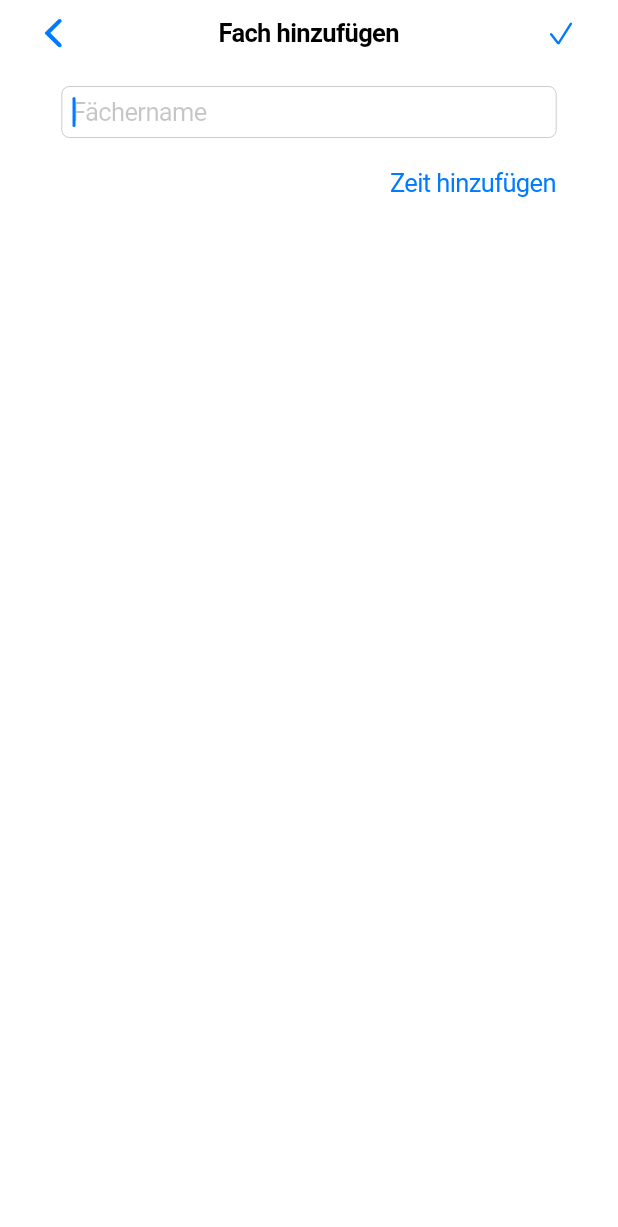
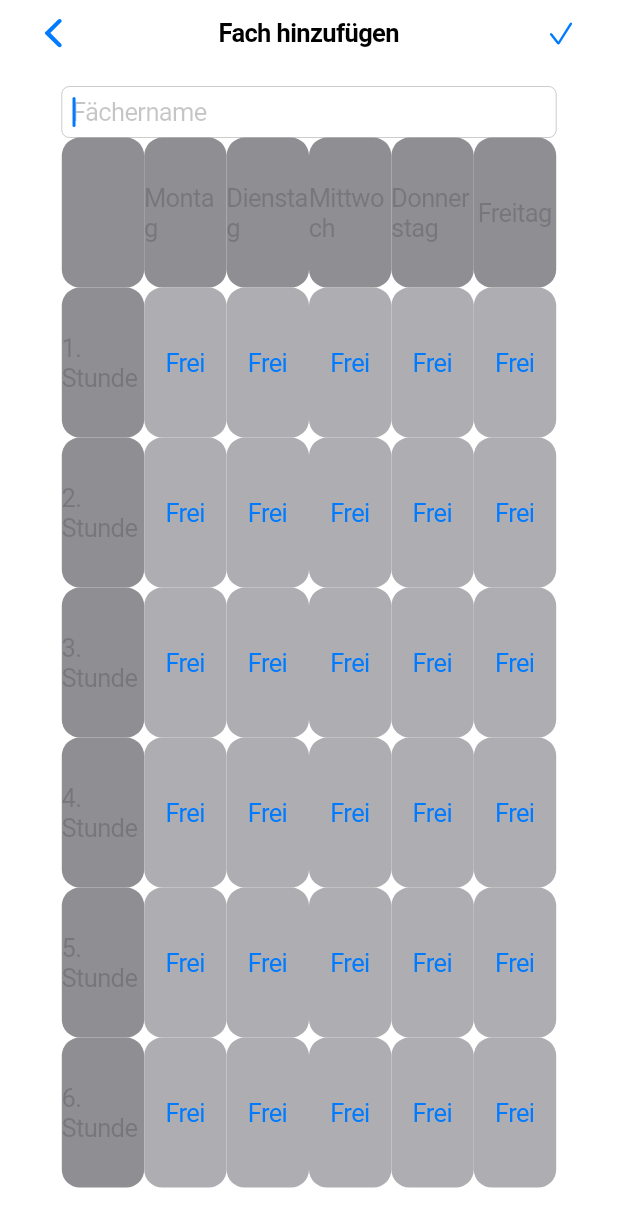
Before and after one commit to sartamo/ludus, a Flutter app: the FachHinzufuegen screen opened directly, on a phone screen of 412 x 824 dp. Shown: the top 1227 px of the screen. Run offline on Flutter 3.47's test engine with Material 3 defaults, Android fonts, the phone set to English and light mode, and no system bars; our stand-ins replace shared_preferences; accounts and stored records are empty.

Commit message:
Mini-Studnenplan bei fach änderen/hinzufügen hinzugefügt (Bei hinzufügen funktioniert er aus irgendeinem Grund nicht. Idk, guck ich mir später an)

```diff
--- a/lib/FaecherEinstellungen/bearbeiten.dart
+++ b/lib/FaecherEinstellungen/bearbeiten.dart
@@ -1,9 +1,10 @@
 // Seite, um ein Fach hinzuzufügen
 
 import 'package:flutter/cupertino.dart';
-import 'package:suppaapp/FaecherEinstellungen/auswahlfunktionen.dart';
+//import 'package:suppaapp/FaecherEinstellungen/auswahlfunktionen.dart';
 import 'package:suppaapp/Faecher/faecher.dart';
-import 'package:suppaapp/globals.dart';
+//import 'package:suppaapp/globals.dart';
+import 'package:suppaapp/Stundenplan/stundenplan_Aenderung.dart';
 import 'dart:collection';
 
 class FachBearbeiten extends StatefulWidget {
@@ -60,7 +61,8 @@ class _FachBearbeitenState extends State<FachBearbeiten> {
         child: SafeArea(
           // Erstellt eine "Knauschzone" um die Ränder des Bildschirms
           minimum: EdgeInsets.symmetric(
-              horizontal: MediaQuery.of(context).size.width * 0.1,
+              horizontal: MediaQuery.of(context).size.width *
+                  0.1, //Bei Änderung von horizontal auch in stundenplan_Aenderung.dart bei der Definition von breite ändern (die 0.1 aus:(1-0.1*2)) (Momentan Zeile 31, kann sich aber ändern)
               vertical: MediaQuery.of(context).size.height * 0.07),
           child: Column(
             crossAxisAlignment: CrossAxisAlignment.end,
@@ -72,7 +74,12 @@ class _FachBearbeitenState extends State<FachBearbeiten> {
                     _textController, // Fächername steht am Anfang im Textfeld
                 onChanged: (value) => setState(() => _selectedName = value),
               ),
-              CupertinoButton(
+              StundenplanBearbeiten(
+                zeiten: _zeiten,
+                name: _selectedName,
+              ),
+
+              /*CupertinoButton(
                   padding: const EdgeInsets.only(top: 20, bottom: 10),
                   child: const Text('Zeit hinzufügen'),
                   onPressed: () {
@@ -107,7 +114,7 @@ class _FachBearbeitenState extends State<FachBearbeiten> {
                     ],
                   );
                 },
-              ),
+              ),*/
             ],
           ),
         ),
--- a/lib/FaecherEinstellungen/hinzufuegen.dart
+++ b/lib/FaecherEinstellungen/hinzufuegen.dart
@@ -1,8 +1,9 @@
 // Seite, um ein Fach hinzuzufügen
 
 import 'package:flutter/cupertino.dart';
-import 'package:suppaapp/FaecherEinstellungen/auswahlfunktionen.dart';
-import 'package:suppaapp/globals.dart';
+//import 'package:suppaapp/FaecherEinstellungen/auswahlfunktionen.dart';
+//import 'package:suppaapp/globals.dart';
+import 'package:suppaapp/Stundenplan/stundenplan_Aenderung.dart';
 import 'dart:collection';
 
 class FachHinzufuegen extends StatefulWidget {
@@ -39,8 +40,9 @@ class _FachHinzufuegenState extends State<FachHinzufuegen> {
         child: SafeArea(
           // Erstellt eine "Knauschzone" um die Ränder des Bildschirms
           minimum: EdgeInsets.symmetric(
-            horizontal: MediaQuery.of(context).size.width * 0.1,
-            vertical: MediaQuery.of(context).size.height * 0.07),
+              horizontal: MediaQuery.of(context).size.width *
+                  0.1, //Bei Änderung von horizontal auch in stundenplan_Aenderung.dart bei der Definition von breite ändern (die 0.1 aus:(1-0.1*2)) (Momentan Zeile 31, kann sich aber ändern)
+              vertical: MediaQuery.of(context).size.height * 0.07),
           child: Column(
             crossAxisAlignment: CrossAxisAlignment.end,
             // mainAxisAlignment: MainAxisAlignment.center,
@@ -50,7 +52,12 @@ class _FachHinzufuegenState extends State<FachHinzufuegen> {
                 placeholder: 'Fächername',
                 onChanged: (value) => setState(() => _selectedName = value),
               ),
-              CupertinoButton(
+              StundenplanBearbeiten(
+                zeiten: _zeiten,
+                name: _selectedName,
+              ),
+
+              /*CupertinoButton(
                   padding: const EdgeInsets.only(top: 20, bottom: 10),
                   child: const Text('Zeit hinzufügen'),
                   onPressed: () {
@@ -85,7 +92,7 @@ class _FachHinzufuegenState extends State<FachHinzufuegen> {
                     ],
                   );
                 },
-              ),
+              ),*/
             ],
           ),
         ),
--- /dev/null
+++ b/lib/Stundenplan/stundenplan_aenderung.dart
@@ -0,0 +1,173 @@
+import 'dart:collection';
+import 'package:flutter/cupertino.dart';
+//import 'package:flutter/services.dart';
+import 'package:suppaapp/Faecher/management.dart';
+//import 'package:suppaapp/FaecherEinstellungen/auswahlfunktionen.dart';
+import 'package:suppaapp/globals.dart';
+import 'package:suppaapp/Stundenplan/stundenplan_Helper.dart';
+
+class StundenplanBearbeiten extends StatefulWidget {
+  const StundenplanBearbeiten({
+    super.key,
+    required this.zeiten,
+    required this.name,
+  });
+
+  final SplayTreeMap<int, SplayTreeSet<int>> zeiten;
+  final String name;
+  final double _hoehe = 100; //höhe der Reihen
+
+  @override
+  _StundenplanBearbeitenState createState() => _StundenplanBearbeitenState();
+}
+
+class _StundenplanBearbeitenState extends State<StundenplanBearbeiten> {
+  double breite = 0.0;
+
+  @override
+  Widget build(BuildContext context) {
+    aktualisiereStundenplan();
+
+    double breite = (MediaQuery.of(context).size.width * (1-0.1*2)) /
+        (wochentage.length + 1); //breite der Spalten
+
+    CupertinoButton getAenderungsButton({
+      //gibt einen Button zurück
+      required int d,
+      required int h,
+      required int a,
+    }) {
+      if (stundenplanA[d][h].isEmpty) {
+        return CupertinoButton(
+          padding: EdgeInsets.zero,
+          onPressed: () {
+            if (widget.zeiten.containsKey(d)) {
+              if (widget.zeiten[d]!.contains(h)) {
+                setState(() => widget.zeiten[d]?.remove(h));
+              } else {
+                setState(() => widget.zeiten[d]?.add(h));
+              }
+            } else {
+              setState(() => widget.zeiten.putIfAbsent(d, () => SplayTreeSet<int>.from([h])));
+            }
+          },
+          color: stundenplanFreeColor,
+          pressedOpacity: 1.0,
+          child: const Text('Frei'),
+        );
+      } else {
+        return CupertinoButton(
+          padding: EdgeInsets.zero,
+          onPressed: () {
+            if (widget.zeiten.containsKey(d)) {
+              if (widget.zeiten[d]!.contains(h)) {
+                setState(() => widget.zeiten[d]?.remove(h));
+              } else {
+                setState(() => widget.zeiten[d]?.add(h));
+              }
+            } else {
+              setState(() => widget.zeiten.putIfAbsent(d, () => SplayTreeSet<int>.from([h])));
+            }
+          },
+          color: faecher.faecher[getFachIndex(d: d, h: h, a: a)].farbe,
+          pressedOpacity: 1.0,
+          child: Text(stundenplanA[d][h][a]),
+        );
+      }
+    }
+
+    List<Widget> tage = List.generate((wochentage.length), (d) {
+      //Liste von wochentage.length Collumns it den jewailigen Stunden als CupertinoButton
+      return Column(
+        mainAxisAlignment: MainAxisAlignment.start,
+        children: <Widget>[
+          SizedBox(
+            height: widget._hoehe,
+            width: breite,
+            child: CupertinoButton(
+              padding: EdgeInsets.zero,
+              onPressed: null,
+              color: stundenplanFirstColumnColor,
+              disabledColor: stundenplanFirstColumnColor,
+              pressedOpacity: 1.0,
+              child: Text(wochentage[
+                  d]), // d is the index of the day; h is the index of the hour; a is the index of the subject (if there are multiple subjects in one hour)
+            ),
+          ),
+          ...List.generate(stunden.length, (h) {
+            if (stundenplanA[d][h].isEmpty) {
+              return SizedBox(
+                height: widget._hoehe,
+                width: breite,
+                child: getAenderungsButton(
+                    d: d,
+                    h: h,
+                    a: 0), //a isn't used here, but is required, if !_stundenplanA[d][h].isEmpty
+              );
+            } else {
+              return SizedBox(
+                height: widget._hoehe,
+                width: breite,
+                child: Row(
+                  children: List.generate(stundenplanA[d][h].length, (a) {
+                    return Expanded(
+                      child: SizedBox(
+                        height: widget._hoehe,
+                        child: getAenderungsButton(d: d, h: h, a: a),
+                      ),
+                    );
+                  }),
+                ),
+              );
+            }
+          })
+        ],
+      );
+    }).toList();
+
+// *
+// *
+// *
+
+    return Row(
+      //main Row
+      mainAxisAlignment: MainAxisAlignment.spaceEvenly,
+      crossAxisAlignment: CrossAxisAlignment.start,
+      children: [
+        Column(
+          // First column (Side Bar)
+          mainAxisAlignment: MainAxisAlignment.start,
+          children: [
+            SizedBox(
+              height: widget._hoehe,
+              width: breite,
+              child: const CupertinoButton(
+                padding: EdgeInsets.zero,
+                onPressed: null,
+                color: stundenplanFirstColumnColor,
+                disabledColor: stundenplanFirstColumnColor,
+                pressedOpacity: 1.0,
+                child: Text(''),
+              ),
+            ),
+            ...stunden.map((stunde) {
+              return SizedBox(
+                height: widget._hoehe,
+                width: breite,
+                child: CupertinoButton(
+                  padding: EdgeInsets.zero,
+                  onPressed: null,
+                  color: stundenplanFirstColumnColor,
+                  disabledColor: stundenplanFirstColumnColor,
+                  pressedOpacity: 1.0,
+                  child: Text(stunde),
+                ),
+              );
+            })
+          ],
+        ),
+        ...tage
+      ],
+    );
+  }
+}
```
